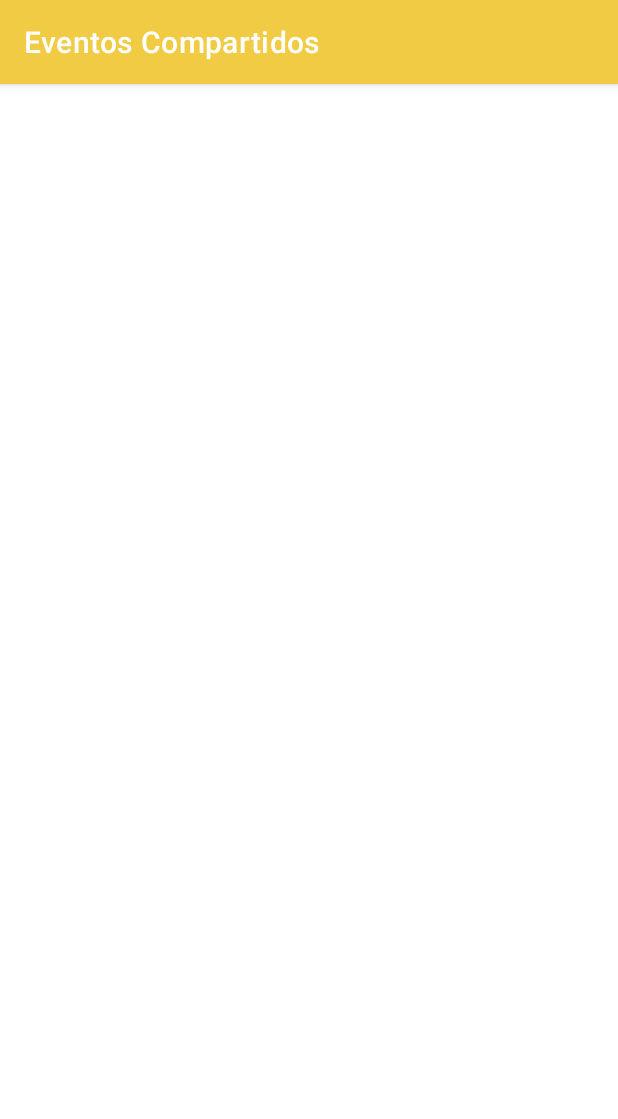
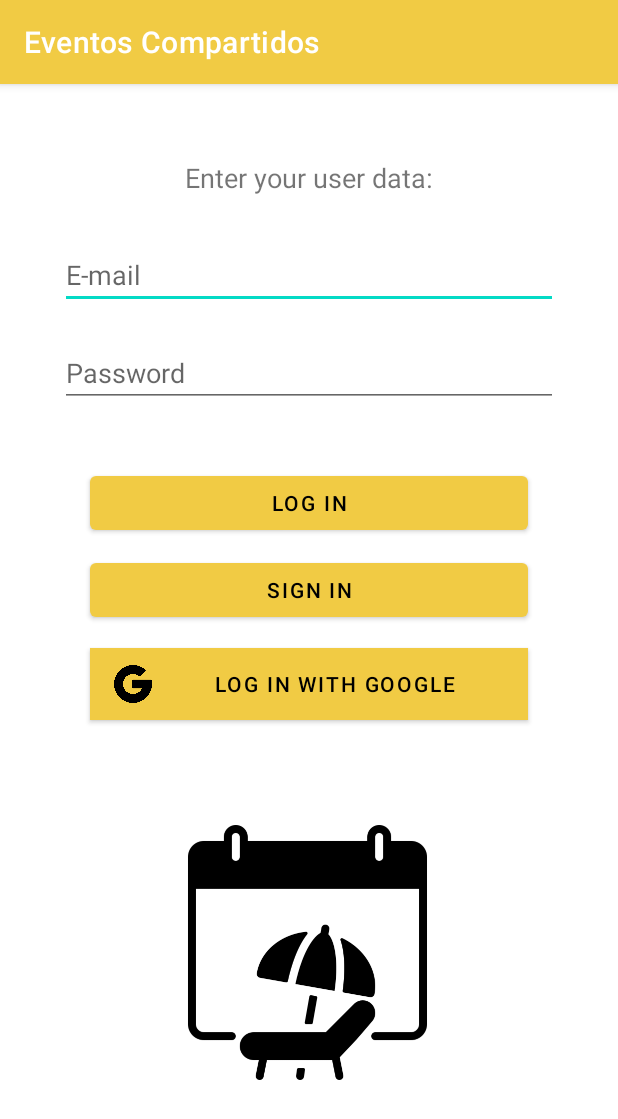
Before and after one commit to Jarenass97/DesafioEventos, an Android app: the screen it shows after launch (MainActivity before the commit, LoginActivity after it), on a phone screen of 412 x 824 dp. Shown: the top 1119 px of the screen. Run offline under Robolectric (Android 15) with nearby library versions, the light colour scheme and no system bars.

Commit message:
Diseño log-in completo

```diff
--- a/EventosCompartidos/app/src/main/AndroidManifest.xml
+++ b/EventosCompartidos/app/src/main/AndroidManifest.xml
@@ -10,7 +10,7 @@
         android:supportsRtl="true"
         android:theme="@style/Theme.EventosCompartidos">
         <activity
-            android:name=".MainActivity"
+            android:name=".LoginActivity"
             android:exported="true">
             <intent-filter>
                 <action android:name="android.intent.action.MAIN" />
--- a/EventosCompartidos/app/src/main/java/com/example/eventoscompartidos/MainActivity.kt
+++ b/EventosCompartidos/app/src/main/java/com/example/eventoscompartidos/LoginActivity.kt
@@ -3,9 +3,9 @@ package com.example.eventoscompartidos
 import androidx.appcompat.app.AppCompatActivity
 import android.os.Bundle
 
-class MainActivity : AppCompatActivity() {
+class LoginActivity : AppCompatActivity() {
     override fun onCreate(savedInstanceState: Bundle?) {
         super.onCreate(savedInstanceState)
-        setContentView(R.layout.activity_main)
+        setContentView(R.layout.activity_login)
     }
 }
--- /dev/null
+++ b/EventosCompartidos/app/src/main/res/layout/activity_login.xml
@@ -0,0 +1,105 @@
+<?xml version="1.0" encoding="utf-8"?>
+<androidx.constraintlayout.widget.ConstraintLayout xmlns:android="http://schemas.android.com/apk/res/android"
+    xmlns:app="http://schemas.android.com/apk/res-auto"
+    xmlns:tools="http://schemas.android.com/tools"
+    android:layout_width="match_parent"
+    android:layout_height="match_parent"
+    tools:context=".LoginActivity">
+
+    <TextView
+        android:id="@+id/textView"
+        android:layout_width="wrap_content"
+        android:layout_height="wrap_content"
+        android:layout_marginTop="50dp"
+        android:text="@string/strMsgLogin"
+        android:textSize="18sp"
+        app:layout_constraintBottom_toBottomOf="parent"
+        app:layout_constraintEnd_toEndOf="parent"
+        app:layout_constraintStart_toStartOf="parent"
+        app:layout_constraintTop_toTopOf="parent"
+        app:layout_constraintVertical_bias="0.0" />
+
+    <EditText
+        android:id="@+id/edCorreo"
+        style="@style/cajasLogin"
+        android:layout_marginTop="30dp"
+        android:ems="10"
+        android:hint="@string/strCorreo"
+        android:inputType="textEmailAddress"
+        app:layout_constraintBottom_toBottomOf="parent"
+        app:layout_constraintEnd_toEndOf="parent"
+        app:layout_constraintHorizontal_bias="0.497"
+        app:layout_constraintStart_toStartOf="parent"
+        app:layout_constraintTop_toBottomOf="@+id/textView"
+        app:layout_constraintVertical_bias="0.0" />
+
+    <EditText
+        android:id="@+id/edPasswd"
+        style="@style/cajasLogin"
+        android:layout_marginTop="20dp"
+        android:ems="10"
+        android:hint="@string/strPasswd"
+        android:inputType="textPassword"
+        app:layout_constraintBottom_toBottomOf="parent"
+        app:layout_constraintEnd_toEndOf="parent"
+        app:layout_constraintHorizontal_bias="0.0"
+        app:layout_constraintStart_toStartOf="parent"
+        app:layout_constraintTop_toBottomOf="@+id/edCorreo"
+        app:layout_constraintVertical_bias="0.0" />
+
+    <Button
+        android:id="@+id/btnLogin"
+        style="@style/botonesLogin"
+        android:layout_marginTop="40dp"
+        android:text="@string/strIniciarSesion"
+        app:layout_constraintBottom_toBottomOf="parent"
+        app:layout_constraintEnd_toEndOf="parent"
+        app:layout_constraintHorizontal_bias="0.498"
+        app:layout_constraintStart_toStartOf="parent"
+        app:layout_constraintTop_toBottomOf="@+id/edPasswd"
+        app:layout_constraintVertical_bias="0.0" />
+
+    <Button
+        android:id="@+id/btnReg"
+        style="@style/botonesLogin"
+        android:layout_marginTop="10dp"
+        android:text="@string/strRegistrar"
+        app:layout_constraintBottom_toBottomOf="parent"
+        app:layout_constraintEnd_toEndOf="parent"
+        app:layout_constraintHorizontal_bias="0.0"
+        app:layout_constraintStart_toStartOf="parent"
+        app:layout_constraintTop_toBottomOf="@+id/btnLogin"
+        app:layout_constraintVertical_bias="0.0" />
+
+    <Button
+        android:id="@+id/btnGoogle"
+        style="@style/botonesLogin"
+        android:layout_marginTop="10dp"
+        android:background="#FFFFFF"
+        android:backgroundTint="#FFFFFF"
+        android:text="@string/strLoginGoogle"
+        app:icon="@drawable/google_ico"
+        app:iconGravity="start"
+        app:iconSize="25dp"
+        app:iconTintMode="multiply"
+        app:layout_constraintBottom_toBottomOf="parent"
+        app:layout_constraintEnd_toEndOf="parent"
+        app:layout_constraintHorizontal_bias="0.0"
+        app:layout_constraintStart_toStartOf="parent"
+        app:layout_constraintTop_toBottomOf="@+id/btnReg"
+        app:layout_constraintVertical_bias="0.013" />
+
+    <ImageView
+        android:id="@+id/imageView2"
+        android:layout_width="170dp"
+        android:layout_height="170dp"
+        android:layout_marginTop="70dp"
+        android:src="@drawable/eventos_ico"
+        app:layout_constraintBottom_toBottomOf="parent"
+        app:layout_constraintEnd_toEndOf="parent"
+        app:layout_constraintHorizontal_bias="0.497"
+        app:layout_constraintStart_toStartOf="parent"
+        app:layout_constraintTop_toBottomOf="@+id/btnGoogle"
+        app:layout_constraintVertical_bias="0.0" />
+
+</androidx.constraintlayout.widget.ConstraintLayout>
--- a/EventosCompartidos/app/src/main/res/layout/activity_main.xml
+++ /dev/null
@@ -1,7 +0,0 @@
-<?xml version="1.0" encoding="utf-8"?>
-<androidx.constraintlayout.widget.ConstraintLayout xmlns:android="http://schemas.android.com/apk/res/android"
-    xmlns:app="http://schemas.android.com/apk/res-auto"
-    xmlns:tools="http://schemas.android.com/tools"
-    android:layout_width="match_parent"
-    android:layout_height="match_parent"
-    tools:context=".MainActivity"/>
--- a/EventosCompartidos/app/src/main/res/values/strings.xml
+++ b/EventosCompartidos/app/src/main/res/values/strings.xml
@@ -1,3 +1,9 @@
 <resources>
     <string name="app_name">Eventos Compartidos</string>
+    <string name="strCorreo">E-mail</string>
+    <string name="strPasswd">Password</string>
+    <string name="strIniciarSesion">Log in</string>
+    <string name="strRegistrar">Sign in</string>
+    <string name="strLoginGoogle">Log in with Google</string>
+    <string name="strMsgLogin">Enter your user data:</string>
 </resources>
--- a/EventosCompartidos/app/src/main/res/values/themes.xml
+++ b/EventosCompartidos/app/src/main/res/values/themes.xml
@@ -1,6 +1,6 @@
 <resources xmlns:tools="http://schemas.android.com/tools">
     <!-- Base application theme. -->
-    <style name="Theme.EventosCompartidos" parent="Theme.MaterialComponents.Light.DarkActionBar">
+    <style name="Theme.EventosCompartidos" parent="Theme.MaterialComponents.DayNight.DarkActionBar">
         <!-- Primary brand color. -->
         <item name="colorPrimary">@color/yellow_light</item>
         <item name="colorPrimaryVariant">@color/yellow_dark</item>
@@ -13,4 +13,22 @@
         <item name="android:statusBarColor" tools:targetApi="l">?attr/colorPrimaryVariant</item>
         <!-- Customize your theme here. -->
     </style>
+
+    <style name="cajas" parent="Widget.AppCompat.EditText" />
+
+    <style name="botones" parent="Widget.MaterialComponents.Button" />
+
+    <style name="cajasLogin" parent="cajas">
+        <item name="android:layout_width">match_parent</item>
+        <item name="android:layout_height">wrap_content</item>
+        <item name="android:layout_marginStart">40dp</item>
+        <item name="android:layout_marginEnd">40dp</item>
+    </style>
+
+    <style name="botonesLogin" parent="botones">
+        <item name="android:layout_width">match_parent</item>
+        <item name="android:layout_height">wrap_content</item>
+        <item name="android:layout_marginStart">60dp</item>
+        <item name="android:layout_marginEnd">60dp</item>
+    </style>
 </resources>
```
Also changed, not shown: EventosCompartidos/app/src/main/res/drawable-v24/google_ico.png (added), EventosCompartidos/app/src/main/res/drawable/eventos_ico.png (added), 1 other file.
